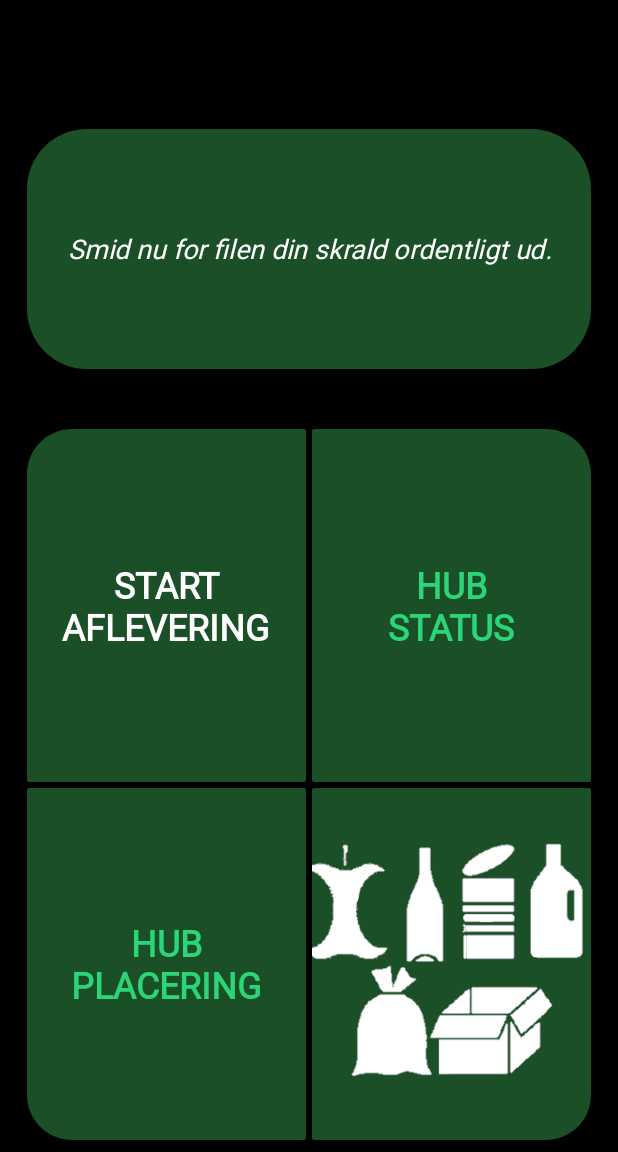
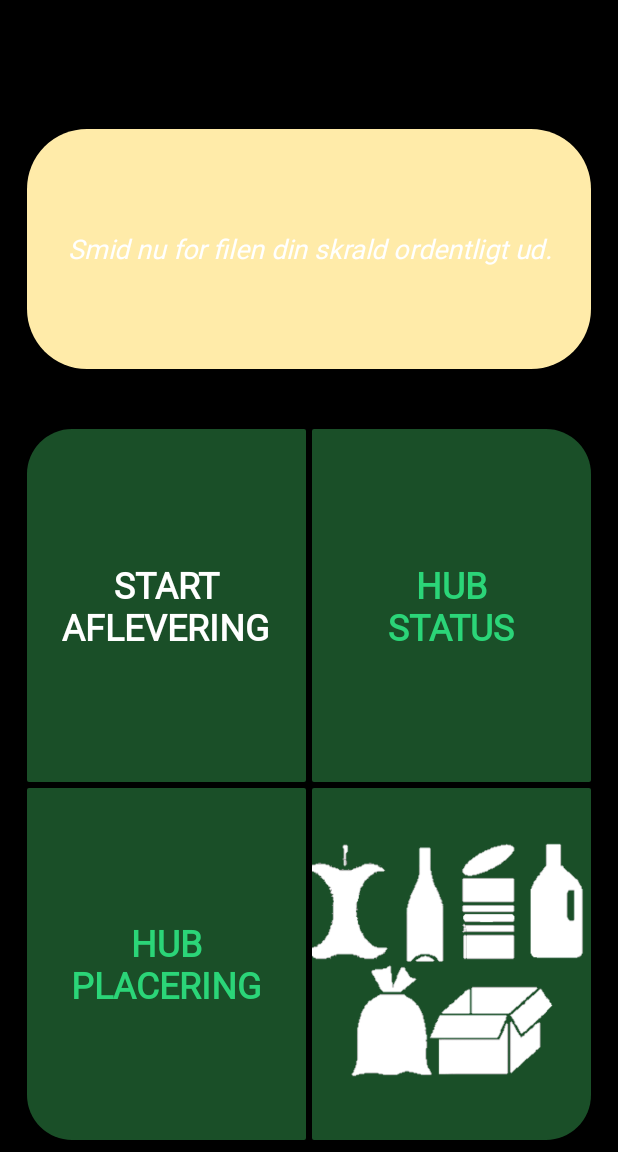
Before and after one commit to kimsand123/Affaldsprojekt, an Android app: the screen it shows after launch (MainActivity), on a phone screen of 412 x 824 dp, the part 84-1236 px from its top. Run offline under Robolectric (Android 15) with nearby library versions, the phone set to English and light mode, and no system bars.

Commit message:
ups garbagecoins was given proper color on main page

```diff
--- a/app/src/main/res/layout/fragment_screen1main.xml
+++ b/app/src/main/res/layout/fragment_screen1main.xml
@@ -83,7 +83,7 @@
             android:layout_marginStart="18dp"
             android:layout_marginTop="36dp"
             android:layout_marginEnd="18dp"
-            android:background="@drawable/text_roundcorners_darkgreen"
+            android:background="@drawable/text_roundcorners_beige"
             android:fontFamily="@font/roboto"
             android:gravity="center"
             android:textAlignment="center"
```
